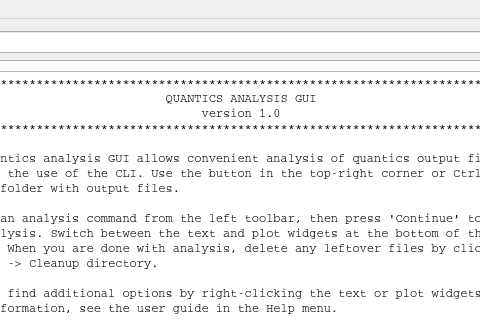
Above: source/analyse/analysis_gui/ui/quantics_analysis.ui from wenzhaojia2000/msc-trajectory-analysis before the change; both pictures show x 449 to 929 and y 0 to 320 of the 1020 by 600 pixel window. Below: the same form after it.
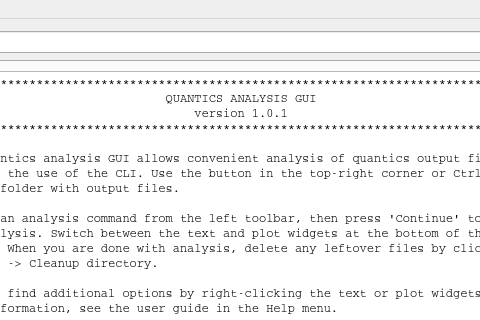
That is the form after the change. Custom widgets are drawn as their Qt base class.

Diff of the .ui file:
```diff
--- a/source/analyse/analysis_gui/ui/quantics_analysis.ui
+++ b/source/analyse/analysis_gui/ui/quantics_analysis.ui
@@ -1577,7 +1577,7 @@
           <property name="plainText">
            <string>*********************************************************************************
                               QUANTICS ANALYSIS GUI
-                                   version 1.0
+                                  version 1.0.1
 *********************************************************************************
 
 The Quantics analysis GUI allows convenient analysis of quantics output files
```
